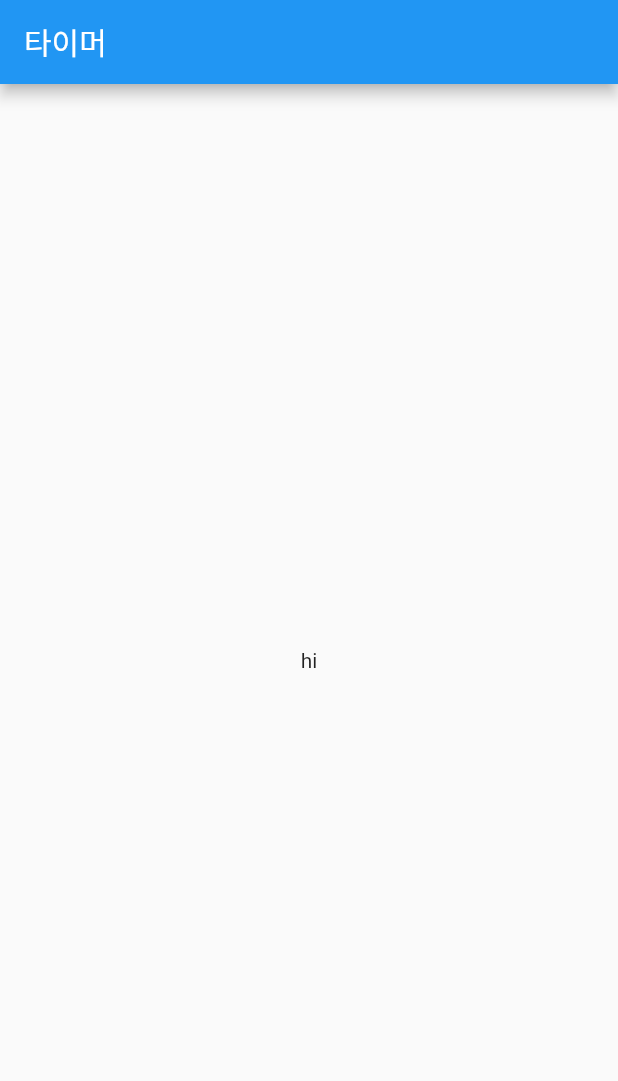
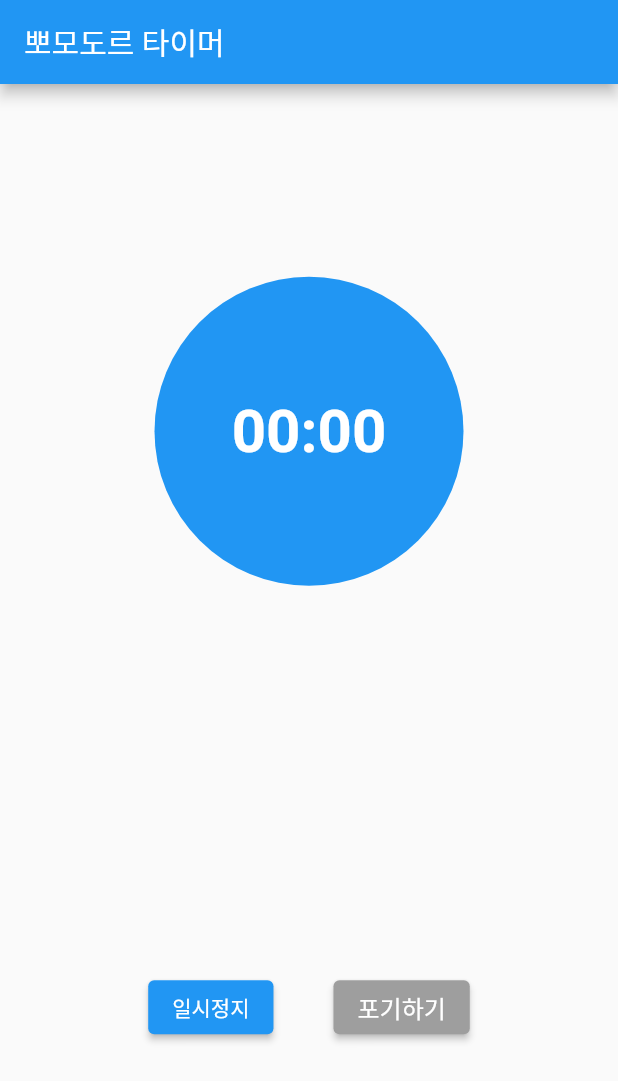
Before and after one commit to ljsil1204/flutter_example_pomodoro_timer, a Flutter app: the screen it shows after launch, on a phone screen of 412 x 824 dp. Shown: the top 1081 px of the screen. Run offline on Flutter 3.47's test engine with Material 2 defaults, Android fonts, the phone set to English and light mode, and no system bars.

Commit message:
타이머 UI

```diff
--- a/lib/screens/timer_screen.dart
+++ b/lib/screens/timer_screen.dart
@@ -1,14 +1,77 @@
 import 'package:flutter/material.dart';
 
-class TimerScreen extends StatelessWidget {
+class TimerScreen extends StatefulWidget {
+  @override
+  _TimerScreenState createState() => _TimerScreenState();
+}
+
+class _TimerScreenState extends State<TimerScreen> {
   @override
   Widget build(BuildContext context) {
+    final List<Widget> _runningButtons = [
+      ElevatedButton(
+        onPressed: () {},
+        child: Text(
+          1 == 2 ? "계속하기" : "일시정지",
+          style: TextStyle(color: Colors.white),
+        ),
+        style: ElevatedButton.styleFrom(primary: Colors.blue),
+      ),
+      Padding(padding: EdgeInsets.all(20)),
+      ElevatedButton(
+        onPressed: () {},
+        child: Text(
+          "포기하기",
+          style: TextStyle(fontSize: 16),
+        ),
+        style: ElevatedButton.styleFrom(primary: Colors.grey),
+      )
+    ];
+
+    final List<Widget> _stoppedButtons = [
+      ElevatedButton(
+        onPressed: () {},
+        child: Text(
+          "시작하기",
+          style: TextStyle(fontSize: 16, color: Colors.white),
+        ),
+        style: ElevatedButton.styleFrom(
+            primary: 1 == 2 ? Colors.grey : Colors.blue),
+      )
+    ];
+
     return Scaffold(
       appBar: AppBar(
-        title: Text("타이머"),
+        title: Text("뽀모도르 타이머"),
       ),
-      body: Center(
-        child: Text("hi"),
+      body: Column(
+        mainAxisAlignment: MainAxisAlignment.spaceAround,
+        children: [
+          Container(
+            width: MediaQuery.of(context).size.width * 0.6,
+            height: MediaQuery.of(context).size.width * 0.5,
+            decoration: BoxDecoration(
+                shape: BoxShape.circle,
+                color: 1 == 2 ? Colors.green : Colors.blue),
+            child: Center(
+              child: Text(
+                "00:00",
+                style: TextStyle(
+                    color: Colors.white,
+                    fontSize: 40,
+                    fontWeight: FontWeight.bold),
+              ),
+            ),
+          ),
+          Row(
+            mainAxisAlignment: MainAxisAlignment.center,
+            children: 1 == 2
+                ? const []
+                : 1 == 2
+                    ? _stoppedButtons
+                    : _runningButtons,
+          )
+        ],
       ),
     );
   }
```
